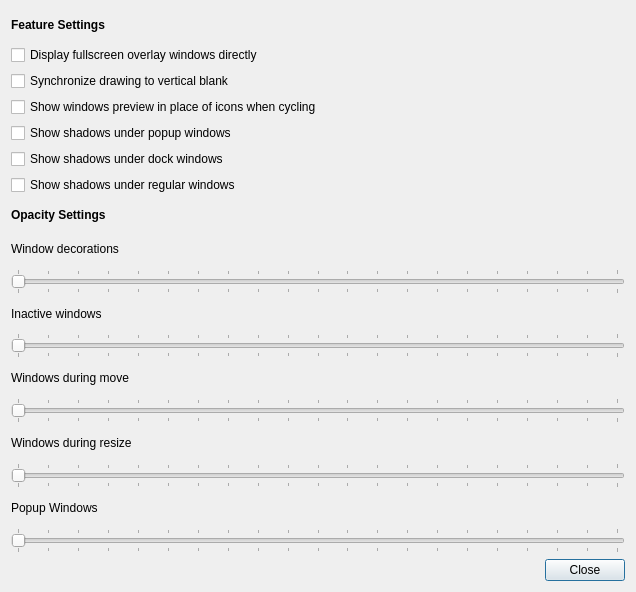
Above: xfwm_compositor_settings.ui from MX-Linux/mx-tweak before the change. Below: the same form after it.
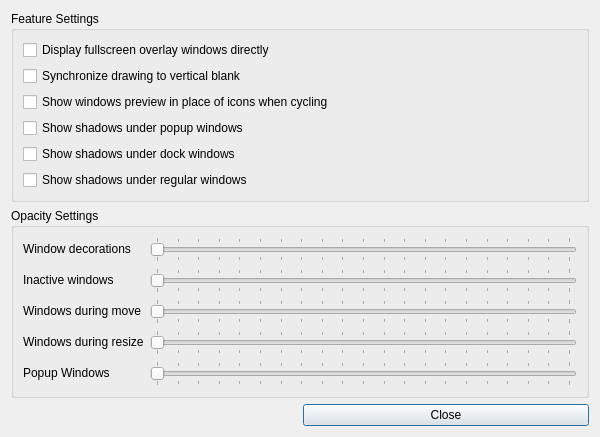
That is the form after the change. Icons and pictures are not drawn.

Commit message: Use group boxes instead of label controls for compositor dialog. Fixed: Xfwm compositor removed despite being present on system.

Diff of the .ui file:
```diff
--- a/xfwm_compositor_settings.ui
+++ b/xfwm_compositor_settings.ui
@@ -6,8 +6,8 @@
    <rect>
     <x>0</x>
     <y>0</y>
-    <width>636</width>
-    <height>592</height>
+    <width>600</width>
+    <height>400</height>
    </rect>
   </property>
   <property name="windowTitle">
@@ -17,151 +17,72 @@
    <iconset>
     <normaloff>../../../../usr/share/pixmaps/mx-tweak.png</normaloff>../../../../usr/share/pixmaps/mx-tweak.png</iconset>
   </property>
-  <layout class="QGridLayout" name="gridLayout_2">
+  <layout class="QGridLayout">
    <item row="0" column="0" colspan="2">
-    <layout class="QGridLayout" name="gridLayout">
-     <item row="17" column="0">
-      <widget class="QSlider" name="sliderPopup">
-       <property name="maximum">
-        <number>100</number>
-       </property>
-       <property name="orientation">
-        <enum>Qt::Horizontal</enum>
-       </property>
-       <property name="tickPosition">
-        <enum>QSlider::TicksBothSides</enum>
-       </property>
-       <property name="tickInterval">
-        <number>5</number>
-       </property>
-      </widget>
-     </item>
-     <item row="16" column="0">
-      <widget class="QLabel" name="label_6">
+    <widget class="QGroupBox" name="groupFeature">
+     <property name="title">
+      <string>Feature Settings</string>
+     </property>
+     <layout class="QVBoxLayout">
+      <item>
+       <widget class="QCheckBox" name="checkRedirect">
        <property name="text">
-        <string>Popup Windows</string>
+         <string>Display fullscreen overlay windows directly</string>
        </property>
       </widget>
      </item>
-     <item row="12" column="0">
-      <widget class="QLabel" name="label_4">
+      <item>
+       <widget class="QCheckBox" name="checkVsync">
        <property name="text">
-        <string>Windows during move</string>
+         <string>Synchronize drawing to vertical blank</string>
        </property>
       </widget>
      </item>
-     <item row="7" column="0">
-      <widget class="QLabel" name="label">
+      <item>
+       <widget class="QCheckBox" name="checkPreview">
        <property name="text">
-        <string>&lt;html&gt;&lt;head/&gt;&lt;body&gt;&lt;p&gt;&lt;span style=&quot; font-weight:600;&quot;&gt;Opacity Settings&lt;/span&gt;&lt;/p&gt;&lt;/body&gt;&lt;/html&gt;</string>
+         <string>Show windows preview in place of icons when cycling</string>
        </property>
       </widget>
      </item>
-     <item row="15" column="0">
-      <widget class="QSlider" name="sliderWindowsResize">
-       <property name="maximum">
-        <number>100</number>
-       </property>
-       <property name="orientation">
-        <enum>Qt::Horizontal</enum>
-       </property>
-       <property name="tickPosition">
-        <enum>QSlider::TicksBothSides</enum>
-       </property>
-       <property name="tickInterval">
-        <number>5</number>
-       </property>
-      </widget>
-     </item>
-     <item row="8" column="0">
-      <widget class="QLabel" name="label_2">
-       <property name="text">
-        <string>Window decorations</string>
-       </property>
-      </widget>
-     </item>
-     <item row="5" column="0">
-      <widget class="QCheckBox" name="checkDockShadows">
-       <property name="text">
-        <string>Show shadows under dock windows</string>
-       </property>
-      </widget>
-     </item>
-     <item row="4" column="0">
+      <item>
       <widget class="QCheckBox" name="checkPopupShadows">
        <property name="text">
         <string>Show shadows under popup windows</string>
        </property>
       </widget>
      </item>
-     <item row="14" column="0">
-      <widget class="QLabel" name="label_5">
+      <item>
+       <widget class="QCheckBox" name="checkDockShadows">
        <property name="text">
-        <string>Windows during resize</string>
+         <string>Show shadows under dock windows</string>
        </property>
       </widget>
      </item>
-     <item row="11" column="0">
-      <widget class="QSlider" name="sliderInactiveWindows">
-       <property name="maximum">
-        <number>100</number>
-       </property>
-       <property name="orientation">
-        <enum>Qt::Horizontal</enum>
-       </property>
-       <property name="tickPosition">
-        <enum>QSlider::TicksBothSides</enum>
-       </property>
-       <property name="tickInterval">
-        <number>5</number>
-       </property>
-      </widget>
-     </item>
-     <item row="6" column="0">
+      <item>
       <widget class="QCheckBox" name="checkFrameShadows">
        <property name="text">
         <string>Show shadows under regular windows</string>
        </property>
       </widget>
      </item>
+     </layout>
+    </widget>
+   </item>
+   <item row="1" column="0" colspan="2">
+    <widget class="QGroupBox" name="groupOpacity">
+     <property name="title">
+      <string>Opacity Settings</string>
+     </property>
+     <layout class="QFormLayout">
      <item row="0" column="0">
-      <widget class="QLabel" name="label_7">
+       <widget class="QLabel" name="labelWindowDecorations">
        <property name="text">
-        <string>&lt;html&gt;&lt;head/&gt;&lt;body&gt;&lt;p&gt;&lt;span style=&quot; font-weight:600;&quot;&gt;Feature Settings&lt;/span&gt;&lt;/p&gt;&lt;/body&gt;&lt;/html&gt;</string>
+         <string>Window decorations</string>
        </property>
       </widget>
      </item>
-     <item row="3" column="0">
-      <widget class="QCheckBox" name="checkPreview">
-       <property name="text">
-        <string>Show windows preview in place of icons when cycling</string>
-       </property>
-      </widget>
-     </item>
-     <item row="1" column="0">
-      <widget class="QCheckBox" name="checkRedirect">
-       <property name="text">
-        <string>Display fullscreen overlay windows directly</string>
-       </property>
-      </widget>
-     </item>
-     <item row="13" column="0">
-      <widget class="QSlider" name="sliderWindowsMove">
-       <property name="maximum">
-        <number>100</number>
-       </property>
-       <property name="orientation">
-        <enum>Qt::Horizontal</enum>
-       </property>
-       <property name="tickPosition">
-        <enum>QSlider::TicksBothSides</enum>
-       </property>
-       <property name="tickInterval">
-        <number>5</number>
-       </property>
-      </widget>
-     </item>
-     <item row="9" column="0">
+      <item row="0" column="1">
       <widget class="QSlider" name="sliderWindowDecorations">
        <property name="maximum">
         <number>100</number>
@@ -177,36 +98,109 @@
        </property>
       </widget>
      </item>
-     <item row="10" column="0">
-      <widget class="QLabel" name="label_3">
+      <item row="1" column="0">
+       <widget class="QLabel" name="labelInactiveWindows">
        <property name="text">
         <string>Inactive windows</string>
        </property>
       </widget>
      </item>
-     <item row="2" column="0">
-      <widget class="QCheckBox" name="checkVsync">
-       <property name="text">
-        <string>Synchronize drawing to vertical blank</string>
-       </property>
-      </widget>
-     </item>
-    </layout>
-   </item>
-   <item row="1" column="0">
-    <spacer name="horizontalSpacer">
-     <property name="orientation">
-      <enum>Qt::Horizontal</enum>
-     </property>
-     <property name="sizeHint" stdset="0">
-      <size>
-       <width>524</width>
-       <height>20</height>
-      </size>
-     </property>
-    </spacer>
-   </item>
    <item row="1" column="1">
+       <widget class="QSlider" name="sliderInactiveWindows">
+        <property name="maximum">
+         <number>100</number>
+        </property>
+        <property name="orientation">
+         <enum>Qt::Orientation::Horizontal</enum>
+        </property>
+        <property name="tickPosition">
+         <enum>QSlider::TickPosition::TicksBothSides</enum>
+        </property>
+        <property name="tickInterval">
+         <number>5</number>
+        </property>
+       </widget>
+      </item>
+      <item row="2" column="0">
+       <widget class="QLabel" name="labelWindowsMove">
+        <property name="text">
+         <string>Windows during move</string>
+        </property>
+       </widget>
+      </item>
+      <item row="2" column="1">
+       <widget class="QSlider" name="sliderWindowsMove">
+        <property name="maximum">
+         <number>100</number>
+        </property>
+        <property name="orientation">
+         <enum>Qt::Orientation::Horizontal</enum>
+        </property>
+        <property name="tickPosition">
+         <enum>QSlider::TickPosition::TicksBothSides</enum>
+        </property>
+        <property name="tickInterval">
+         <number>5</number>
+        </property>
+       </widget>
+      </item>
+      <item row="3" column="0">
+       <widget class="QLabel" name="labelWindowsResize">
+        <property name="text">
+         <string>Windows during resize</string>
+        </property>
+       </widget>
+      </item>
+      <item row="3" column="1">
+       <widget class="QSlider" name="sliderWindowsResize">
+        <property name="maximum">
+         <number>100</number>
+        </property>
+        <property name="orientation">
+         <enum>Qt::Orientation::Horizontal</enum>
+        </property>
+        <property name="tickPosition">
+         <enum>QSlider::TickPosition::TicksBothSides</enum>
+        </property>
+        <property name="tickInterval">
+         <number>5</number>
+        </property>
+       </widget>
+      </item>
+      <item row="4" column="0">
+       <widget class="QLabel" name="labelPopup">
+        <property name="text">
+         <string>Popup Windows</string>
+        </property>
+       </widget>
+      </item>
+      <item row="4" column="1">
+       <widget class="QSlider" name="sliderPopup">
+        <property name="maximum">
+         <number>100</number>
+        </property>
+        <property name="orientation">
+         <enum>Qt::Orientation::Horizontal</enum>
+        </property>
+        <property name="tickPosition">
+         <enum>QSlider::TickPosition::TicksBothSides</enum>
+        </property>
+        <property name="tickInterval">
+         <number>5</number>
+        </property>
+       </widget>
+      </item>
+     </layout>
+    </widget>
+   </item>
+   <item row="2" column="0">
+    <spacer>
+     <property name="orientation">
+      <enum>Qt::Orientation::Horizontal</enum>
+     </property>
+    </spacer>
+   </item>
+   <item row="2" column="1">
     <widget class="QPushButton" name="pushClose">
      <property name="text">
       <string>Close</string>
```
Left out of the diff: 9 changed lines with no effect on the pictures. Lines whose indentation alone changed are shown as unchanged. The commit also changes 1 other file.
